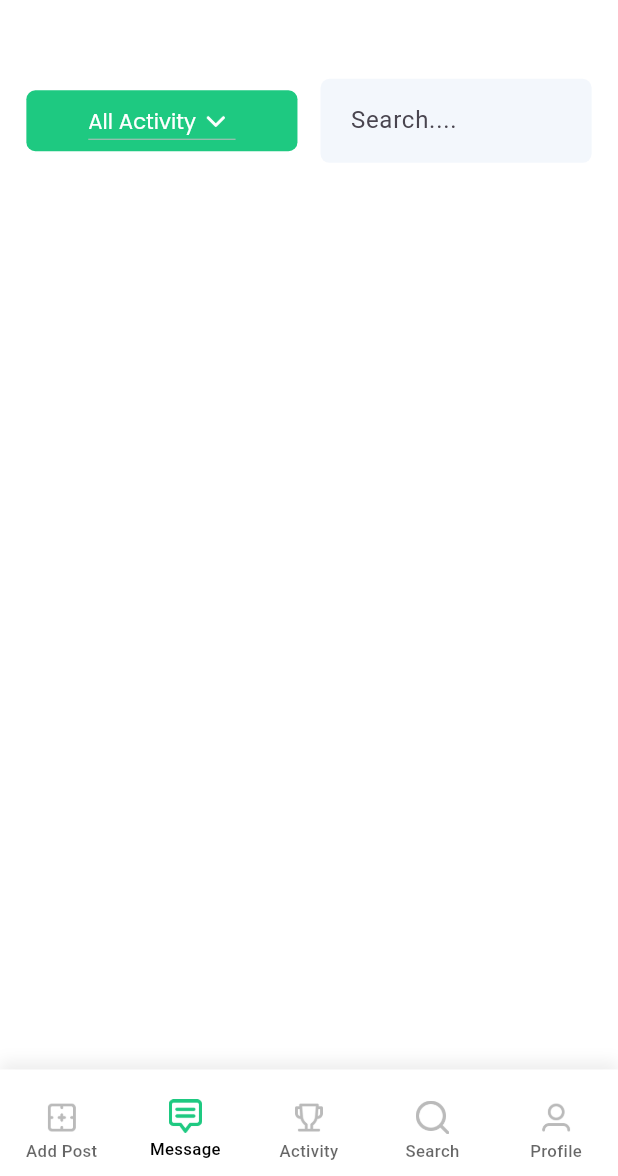
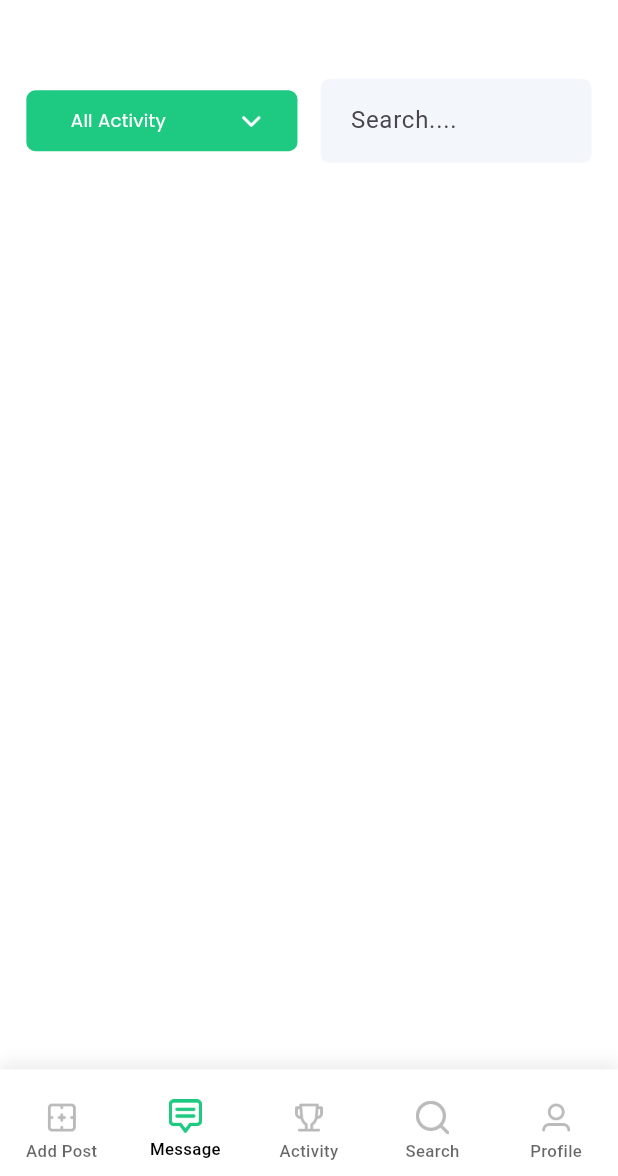
Before and after one commit to rakibul6670/social_media_app, a Flutter app: the NavigationScreen screen opened by its route, item 2 of the bottom bar chosen, on a phone screen of 412 x 824 dp, the part 60-1236 px from its top. Run offline on Flutter 3.47's test engine with Material 3 defaults, Android fonts, the phone set to English and light mode, and no system bars; drawn by our look-alikes of dropdown_button2; our stand-ins replace flutter_screenutil.

Commit message:
dropdown button complete

```diff
--- a/lib/constants/text_font_style.dart
+++ b/lib/constants/text_font_style.dart
@@ -71,6 +71,18 @@ class TextFontStyle {
 
 
   );
+    static final textStyle12c787878PoppinsRegular= TextStyle(
+    fontFamily: "Poppins",
+    fontFamilyFallback: const [
+      'Open Sans',
+      'Roboto',
+      'Noto Sans',
+    ],
+    color: AppColors.c787878,
+    fontSize: 12.sp,
+
+
+  );
 
 
 
--- a/lib/features/auth/pregentation/sign_up_screen.dart
+++ b/lib/features/auth/pregentation/sign_up_screen.dart
@@ -59,6 +59,7 @@ class _SignUpScreenState extends State<SignUpScreen> {
         body: SafeArea(
           child: Padding(
               padding: EdgeInsets.symmetric(horizontal: 24),
+              child: SingleChildScrollView(
                 child: Column(
                     crossAxisAlignment: CrossAxisAlignment.start,
                     children: [
@@ -75,10 +76,12 @@ class _SignUpScreenState extends State<SignUpScreen> {
                       UIHelper.verticalSpace(22.h),
                       CustomTextFormField(
                         controller: passwordController,
+                        isPassword: true,
                         hintText: "Enter your password",
                       ),
                       UIHelper.verticalSpace(22.h),
                       CustomTextFormField(
+                         isPassword: true,
                         controller: confirmPasswordController,
                         hintText: "Enter your confirm passwod",
                       ),
@@ -155,7 +158,8 @@ class _SignUpScreenState extends State<SignUpScreen> {
                           ],
                         ),
                       )
-                  ])),
+                    ]),
+              )),
         ));
   }
 }
--- a/lib/features/auth/pregentation/signin_screen.dart
+++ b/lib/features/auth/pregentation/signin_screen.dart
@@ -56,6 +56,7 @@ class _SignInScreenState extends State<SignInScreen> {
         body: SafeArea(
             child: Padding(
           padding: EdgeInsets.symmetric(horizontal: 24),
+          child: SingleChildScrollView(
             child: Column(
               crossAxisAlignment: CrossAxisAlignment.start,
               children: [
@@ -71,6 +72,7 @@ class _SignInScreenState extends State<SignInScreen> {
                 ),
                 UIHelper.verticalSpace(22.h),
                 CustomTextFormField(
+                  isPassword: true,
                   controller: passwordController,
                   hintText: "Enter your password",
                 ),
@@ -177,6 +179,7 @@ class _SignInScreenState extends State<SignInScreen> {
                 // )
               ],
             ),
+          ),
         )));
   }
 }
--- /dev/null
+++ b/lib/features/message/data/dropdown_items.dart
@@ -0,0 +1,6 @@
+  final List<Map<String, dynamic>> dropdownMenuItem = [
+    {"title": "All Activity", "count": 0},
+    {"title": "System", "count": 18},
+    {"title": "Message", "count": 17},
+    {"title": "Content", "count": 27},
+  ];
--- a/lib/features/message/pregentation/message_screen.dart
+++ b/lib/features/message/pregentation/message_screen.dart
@@ -1,9 +1,11 @@
 import 'dart:developer';
 
+import 'package:dropdown_button2/dropdown_button2.dart';
 import 'package:flutter/material.dart';
 import 'package:flutter_screenutil/flutter_screenutil.dart';
 import 'package:social_media_app/common_widgets/custom_text_form_field.dart';
 import 'package:social_media_app/constants/text_font_style.dart';
+import 'package:social_media_app/features/message/data/dropdown_items.dart';
 import 'package:social_media_app/gen/assets.gen.dart';
 import 'package:social_media_app/gen/colors.gen.dart';
 import 'package:social_media_app/helpers/ui_helpers.dart';
@@ -16,9 +18,8 @@ class MessageScreen extends StatefulWidget {
 }
 
 class _MessageScreenState extends State<MessageScreen> {
-
   final TextEditingController searchController = TextEditingController();
-  String selectedItem = "all";
+  String selectedItem = "All Activity";
 
   @override
   Widget build(BuildContext context) {
@@ -74,40 +75,115 @@ class _MessageScreenState extends State<MessageScreen> {
                 //DROP DROWN
                 Expanded(
                   child: Container(
+                    padding: EdgeInsets.symmetric(horizontal: 16.w),
                     height: 40.h,
                     decoration: BoxDecoration(
                         color: AppColors.allPrimaryColor,
-                      borderRadius: BorderRadius.circular(6)
+                        borderRadius: BorderRadius.circular(6)),
+                    child: Center(
+                      child: DropdownButtonHideUnderline(
+                          child: DropdownButton2(
+                        iconStyleData: IconStyleData(
+                            icon: Image.asset(
+                          Assets.icons.downArrow.path,
+                          height: 24.h,
+                          width: 24.w,
+                        )),
+                        isExpanded: true,
+
+                        items: dropdownMenuItem.map((item) {
+                          final isSelected = item["title"] == selectedItem;
+                          return DropdownMenuItem<String>(
+                              value: item["title"],
+                              child: Container(
+                                padding: const EdgeInsets.symmetric(
+                                    horizontal: 16, vertical: 8),
+                                height: 40.h,
+                                width: 343.w,
+                                decoration: BoxDecoration(
+                                  color: isSelected
+                                      ? AppColors.allPrimaryColor
+                                      : Colors.transparent,
+                                  borderRadius: BorderRadius.circular(4),
+                                ),
+                                child: Align(
+                                    alignment: Alignment.centerLeft,
+                                    child: Row(
+                                      mainAxisAlignment:
+                                          MainAxisAlignment.spaceBetween,
+                                      children: [
+                                        // Bottom Item name
+                                        Text(
+                                          item["title"],
+                                          style: TextFontStyle
+                                              .textStyle12c787878PoppinsRegular
+                                              .copyWith(
+                                            color: isSelected
+                                                ? Colors.white
+                                                : AppColors.c787878,
+                                          ),
                                         ),
 
-                    child: Center(
-                      child: DropdownButton(
-                        elevation: 4,
-                        value:selectedItem,
-                        dropdownColor: AppColors.allPrimaryColor,
-                        style:TextFontStyle.textStyle14c939393PoppinsRegular.copyWith(
-                          color: AppColors.cFFFFFF,
-                          fontWeight: FontWeight.w500
-                        ) ,
-                        icon: Image.asset(Assets.icons.downArrow.path,height: 24.h, width: 24.w,),
-                        alignment: Alignment.centerRight,
+                                        // Bottom Item notification count
+                                        Visibility(
+                                          visible:
+                                              item["title"] != "All Activity",
+                                          child: Text(
+                                            item["count"].toString(),
+                                            style: TextFontStyle
+                                                .textStyle12c787878PoppinsRegular
+                                                .copyWith(
+                                              color:
+                                                   AppColors.cfe4938
 
-                        items: const [
-                        DropdownMenuItem(
-                          alignment: Alignment.center,
-                          value: "all", child: Text("All Activity")),
-                        DropdownMenuItem(
-                            value: "activity", child: Text("Activity")),
-                        DropdownMenuItem(value: "system", child: Text("System")),
-                        DropdownMenuItem(value: "other", child: Text("Other")),
-                      ], onChanged: (value) {
+                                            ),
+                                          ),
+                                        ),
+                                      ],
+                                    )),
+                              ));
+                        }).toList(),
+                        value: selectedItem,
+
+                        //Select item
+                        selectedItemBuilder: (context) {
+                          return dropdownMenuItem.map((item) {
+                            return Align(
+                              alignment: Alignment.centerLeft,
+                              child: Padding(
+                                padding:
+                                    const EdgeInsets.symmetric(horizontal: 12),
+                                child: Text(
+                                  item["title"],
+                                  style: TextFontStyle
+                                      .textStyle12c787878PoppinsRegular
+                                      .copyWith(color: Colors.white),
+                                ),
+                              ),
+                            );
+                          }).toList();
+                        },
+
+                        //Change Menu Item
+                        onChanged: (String? value) {
                           setState(() {
-                          log("Dopdrown Value: $value");
-                         if(value != null){
+                            if (value != null) {
+                              log("Selected Value: $value");
+                              log("Selected Value: $selectedItem");
                               selectedItem = value;
                             }
                           });
-                      }),
+                        },
+
+                        //--Dropdown data
+                        dropdownStyleData: DropdownStyleData(
+                          width: double.infinity,
+                          elevation: 0,
+                          decoration: const BoxDecoration(color: Colors.white),
+                          offset: Offset(0, -13.h),
+                        ),
+                        menuItemStyleData: const MenuItemStyleData(),
+                      )),
                     ),
                   ),
                 ),
@@ -118,11 +194,7 @@ class _MessageScreenState extends State<MessageScreen> {
                         controller: searchController, hintText: "Search...."))
               ],
             ),
-
-
             UIHelper.verticalSpace(24.h),
-
-
           ],
         ),
       )),
--- a/lib/gen/colors.gen.dart
+++ b/lib/gen/colors.gen.dart
@@ -32,6 +32,9 @@ class AppColors {
   /// Color: #434343
   static const Color c434343 = Color(0xFF434343);
 
+  /// Color: #787878
+  static const Color c787878 = Color(0xFF787878);
+
   /// Color: #939393
   static const Color c939393 = Color(0xFF939393);
 
--- a/pubspec.yaml
+++ b/pubspec.yaml
@@ -29,6 +29,7 @@ dependencies:
   get_it: ^8.0.3
   http: ^1.6.0
   cached_network_image: ^3.4.1
+  dropdown_button2: ^2.3.9
 
 
 dev_dependencies:
```
Also changed, not shown: pubspec.lock, 1 other file. Lines whose indentation alone changed are shown as unchanged.
